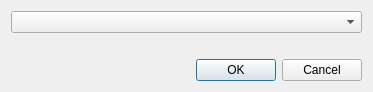
This is src/spriteeditwindow.ui in devinacker/kale as Qt 5 draws it before an edit. The edited form follows.
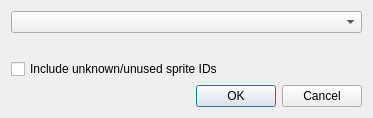
This is the edited form. Icons and pictures are not drawn.

Commit message: allow usage of unknown/unused sprite types

```diff
--- a/src/spriteeditwindow.ui
+++ b/src/spriteeditwindow.ui
@@ -7,7 +7,7 @@
     <x>0</x>
     <y>0</y>
     <width>369</width>
-    <height>86</height>
+    <height>109</height>
    </rect>
   </property>
   <property name="sizePolicy">
@@ -39,16 +39,6 @@
    <property name="sizeConstraint">
     <enum>QLayout::SetFixedSize</enum>
    </property>
-   <item row="2" column="0">
-    <widget class="QDialogButtonBox" name="buttonBox">
-     <property name="orientation">
-      <enum>Qt::Horizontal</enum>
-     </property>
-     <property name="standardButtons">
-      <set>QDialogButtonBox::Cancel|QDialogButtonBox::Ok</set>
-     </property>
-    </widget>
-   </item>
    <item row="0" column="0">
     <widget class="QComboBox" name="comboBox">
      <property name="minimumSize">
@@ -93,6 +83,23 @@
      </property>
     </widget>
    </item>
+   <item row="3" column="0">
+    <widget class="QDialogButtonBox" name="buttonBox">
+     <property name="orientation">
+      <enum>Qt::Horizontal</enum>
+     </property>
+     <property name="standardButtons">
+      <set>QDialogButtonBox::Cancel|QDialogButtonBox::Ok</set>
+     </property>
+    </widget>
+   </item>
+   <item row="2" column="0">
+    <widget class="QCheckBox" name="checkBox_ShowAll">
+     <property name="text">
+      <string>Include unknown/unused sprite IDs</string>
+     </property>
+    </widget>
+   </item>
   </layout>
  </widget>
  <resources>
```
The commit also changes 2 other files.
